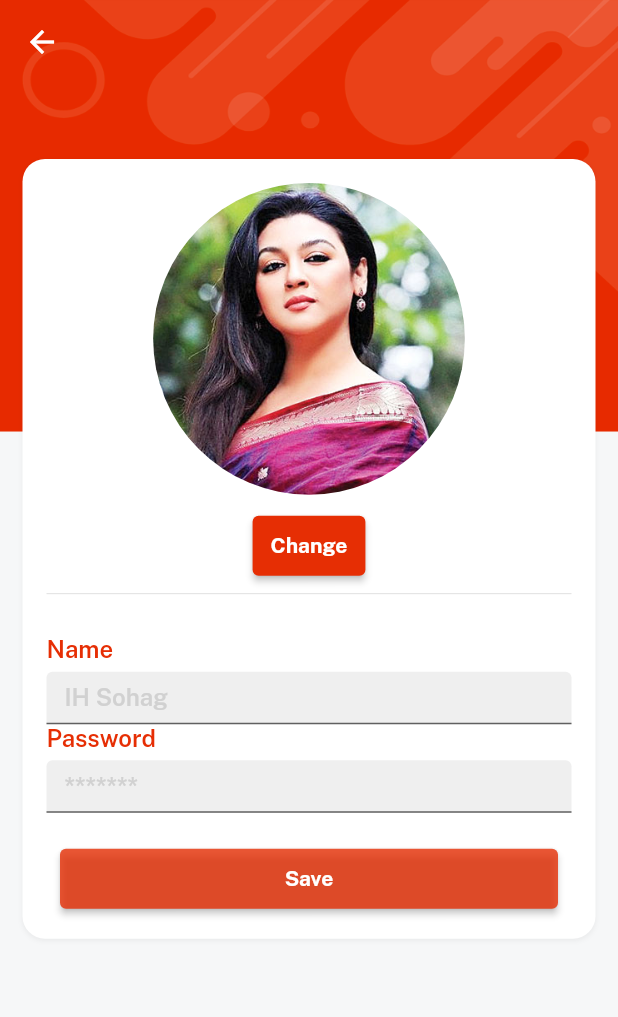
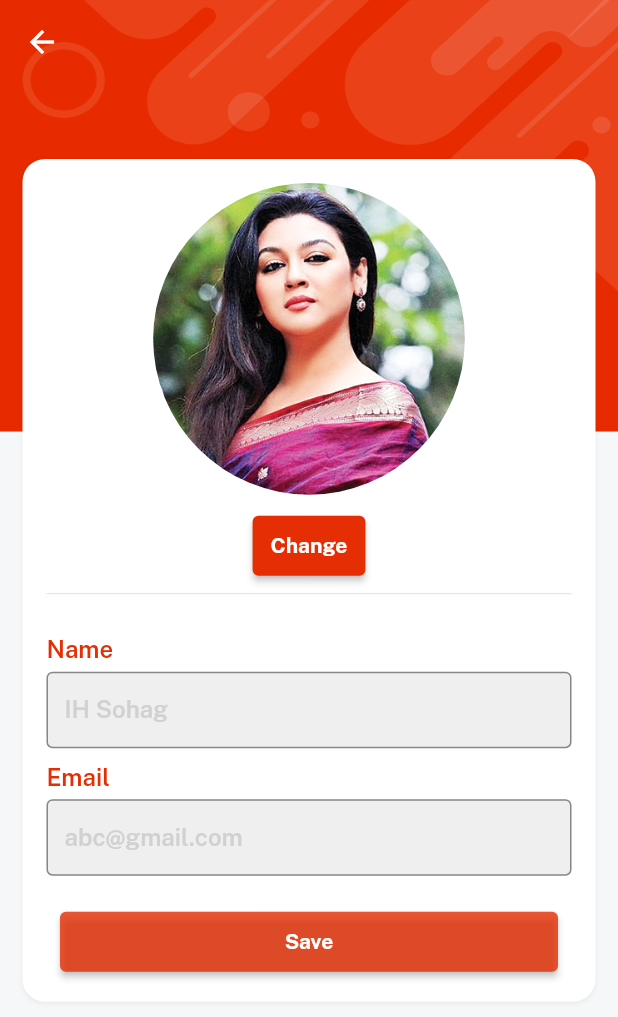
Before and after one commit to Sohag-84/E-MART-App, a Flutter app: the ProfileScreen screen opened directly, after a tap on the "edit" icon, on a phone screen of 412 x 824 dp. Shown: the top 1017 px of the screen. Run offline on Flutter 3.47's test engine with Material 2 defaults, Android fonts, the phone set to English and light mode, and no system bars; our stand-ins replace cloud_firestore, firebase_auth, firebase_core, firebase_storage, fluttertoast, get and 2 more; accounts and stored records are empty; network calls fail.

Commit message:
user upload profile image, edit name and email

```diff
--- a/lib/controller/auth_controller.dart
+++ b/lib/controller/auth_controller.dart
@@ -22,7 +22,6 @@ class AuthContorller extends GetxController {
         password: password,
       );
       if (currentUser!.uid != null) {
-        storeUserData(name: name, email: email, password: password);
         Fluttertoast.showToast(msg: "Logged in successfully");
         Get.offAll(() => Home());
       }
@@ -47,7 +46,7 @@ class AuthContorller extends GetxController {
         password: password,
       );
       if (currentUser!.uid != null) {
-        storeUserData(name: name, email: email, password: password);
+        storeUserData(name: name, email: email);
         Fluttertoast.showToast(msg: "Account has been created");
         Get.offAll(() => Home());
       }
@@ -63,7 +62,6 @@ class AuthContorller extends GetxController {
   storeUserData({
     required name,
     required email,
-    required password,
   }) async {
     DocumentReference store =
         firestore.collection(userCollection).doc(currentUser!.uid);
@@ -72,6 +70,9 @@ class AuthContorller extends GetxController {
       'email': email,
       'uid': currentUser!.uid,
       'imgUrl': "",
+      'cart_count': "00",
+      'wishlist_count': "00",
+      'order_count': "00",
     });
   }
 
--- a/lib/controller/profile_controller.dart
+++ b/lib/controller/profile_controller.dart
@@ -1,10 +1,19 @@
+import 'dart:io';
+
+import 'package:cloud_firestore/cloud_firestore.dart';
 import 'package:e_mart_app/consts/consts.dart';
+import 'package:firebase_storage/firebase_storage.dart';
 import 'package:flutter/services.dart';
 import 'package:fluttertoast/fluttertoast.dart';
 import 'package:image_picker/image_picker.dart';
+import 'package:path/path.dart';
 
 class ProfileController extends GetxController {
   var profileImagePath = "".obs;
+  var profileImageLink = "";
+
+  //for button loading
+  var isLoading = false.obs;
 
   changeImage() async {
     try {
@@ -21,4 +30,25 @@ class ProfileController extends GetxController {
       Fluttertoast.showToast(msg: e.message.toString());
     }
   }
+
+  //for upload image
+  uploadProfileImage() async {
+    var fileName = basename(profileImagePath.value);
+    var destination = "image/${currentUser!.uid}/$fileName";
+    Reference reference = firebaseStorage.ref().child(destination);
+    reference.putFile(File(profileImagePath.value));
+    profileImageLink = await reference.getDownloadURL();
+  }
+
+  updatedProfile({required name, required email, required imageUrl}) async {
+    var store = firestore.collection(userCollection).doc(currentUser!.uid);
+    await store.set({
+      'name': name,
+      'email': email,
+      'imgUrl': imageUrl,
+    }, SetOptions(merge: true));
+
+    //for button loading
+    // isLoading(false);
+  }
 }
--- /dev/null
+++ b/lib/services/firesoter_services.dart
@@ -0,0 +1,11 @@
+import 'package:e_mart_app/consts/consts.dart';
+
+class FirestoreServices {
+  //get user data
+  static getUser({required userUid}) {
+    return firestore
+        .collection(userCollection)
+        .where('uid', isEqualTo: userUid)
+        .snapshots();
+  }
+}
--- a/lib/views/screens/profile_screen/edit_profile_screen.dart
+++ b/lib/views/screens/profile_screen/edit_profile_screen.dart
@@ -1,28 +1,32 @@
-// ignore_for_file: prefer_const_constructors, unused_field
+// ignore_for_file: prefer_const_constructors, unused_field, must_be_immutable
 
 import 'dart:io';
 
 import 'package:e_mart_app/consts/consts.dart';
 import 'package:e_mart_app/controller/profile_controller.dart';
+import 'package:fluttertoast/fluttertoast.dart';
 
 class EditProfileScreen extends StatefulWidget {
-  const EditProfileScreen({Key? key}) : super(key: key);
+  final data;
+  EditProfileScreen({Key? key, required this.data}) : super(key: key);
 
   @override
   State<EditProfileScreen> createState() => _EditProfileScreenState();
 }
 
 class _EditProfileScreenState extends State<EditProfileScreen> {
-  final _nameController = TextEditingController();
-  final _passwordController = TextEditingController();
+  late TextEditingController _nameController;
+
+  late TextEditingController _emailController;
 
   final profileController = Get.put(ProfileController());
 
   @override
-  void dispose() {
-    super.dispose();
-    _nameController.dispose();
-    _passwordController.dispose();
+  void initState() {
+    super.initState();
+
+    _nameController = TextEditingController(text: widget.data['name']);
+    _emailController = TextEditingController(text: widget.data['email']);
   }
 
   @override
@@ -30,14 +34,22 @@ class _EditProfileScreenState extends State<EditProfileScreen> {
     return bgWidget(
       child: Scaffold(
         appBar: AppBar(),
-        body: Obx(
-           () {
-            return Column(
+        body: Obx(() {
+          return SingleChildScrollView(
+            child: Column(
               mainAxisSize: MainAxisSize.min,
               children: [
+                widget.data['imgUrl'] == '' &&
                         profileController.profileImagePath.isEmpty
                     ? Image.asset(
                         imgProfile2,
+                        width: 250,
+                        fit: BoxFit.cover,
+                      ).box.roundedFull.clip(Clip.antiAlias).make()
+                    : widget.data['imgUrl'] != '' &&
+                            profileController.profileImagePath.isEmpty
+                        ? Image.network(
+                            widget.data['imgUrl'].toString(),
                             width: 250,
                             fit: BoxFit.cover,
                           ).box.roundedFull.clip(Clip.antiAlias).make()
@@ -63,22 +75,35 @@ class _EditProfileScreenState extends State<EditProfileScreen> {
                   hintText: nameHint,
                   controller: _nameController,
                 ),
+                10.heightBox,
                 customTextField(
-                  title: password,
-                  hintText: passwordHint,
-                  controller: _passwordController,
+                  title: email,
+                  hintText: emailHint,
+                  controller: _emailController,
                 ),
                 20.heightBox,
-                SizedBox(
+                Obx(() {
+                  return SizedBox(
                     width: context.screenWidth - 80,
                     child: customButton(
-                    isLoading: false,
-                    onPressed: () {},
+                      isLoading: profileController.isLoading.value,
+                      onPressed: () async {
+                        profileController.isLoading(true);
+                        await profileController.uploadProfileImage();
+                        await profileController.updatedProfile(
+                          name: _nameController.text,
+                          email: _emailController.text,
+                          imageUrl: profileController.profileImageLink,
+                        );
+                        profileController.isLoading(false);
+                        Fluttertoast.showToast(msg: "Updated");
+                      },
                       bgColor: redColor.withOpacity(.80),
                       textColor: whiteColor,
                       title: "Save",
                     ),
-                )
+                  );
+                })
               ],
             )
                 .box
@@ -87,9 +112,9 @@ class _EditProfileScreenState extends State<EditProfileScreen> {
                 .shadowSm
                 .p16
                 .margin(EdgeInsets.only(top: 50, left: 15, right: 15))
-                .make();
-          }
-        ),
+                .make(),
+          );
+        }),
       ),
     );
   }
--- a/lib/views/screens/profile_screen/profile_screen.dart
+++ b/lib/views/screens/profile_screen/profile_screen.dart
@@ -1,8 +1,10 @@
 // ignore_for_file: prefer_const_constructors
 
+import 'package:cloud_firestore/cloud_firestore.dart';
 import 'package:e_mart_app/consts/consts.dart';
 import 'package:e_mart_app/consts/list.dart';
 import 'package:e_mart_app/controller/auth_controller.dart';
+import 'package:e_mart_app/services/firesoter_services.dart';
 import 'package:e_mart_app/views/screens/profile_screen/components/details_card.dart';
 import 'package:e_mart_app/views/screens/profile_screen/edit_profile_screen.dart';
 
@@ -14,7 +16,19 @@ class ProfileScreen extends StatelessWidget {
     return bgWidget(
       child: Scaffold(
         body: SafeArea(
-          child: Column(
+          child: StreamBuilder(
+            stream: FirestoreServices.getUser(userUid:currentUser!.uid),
+            builder:
+                (BuildContext context,AsyncSnapshot<QuerySnapshot> snapshot) {
+              if (!snapshot.hasData) {
+                return Center(
+                  child: CircularProgressIndicator(
+                    valueColor: AlwaysStoppedAnimation(redColor),
+                  ),
+                );
+              } else {
+                var data = snapshot.data!.docs[0];
+                return Column(
                   children: [
                     //edit profile button
                     Padding(
@@ -26,7 +40,7 @@ class ProfileScreen extends StatelessWidget {
                           color: whiteColor,
                         ),
                       ).onTap(() {
-                  Get.to(() => EditProfileScreen());
+                        Get.to(() => EditProfileScreen(data: data,));
                       }),
                     ),
 
@@ -35,19 +49,31 @@ class ProfileScreen extends StatelessWidget {
                       padding: const EdgeInsets.symmetric(horizontal: 8.0),
                       child: Row(
                         children: [
+                          data['imgUrl']==''?
                           Image.asset(
                             imgProfile2,
                             width: 100,
                             fit: BoxFit.cover,
+                          ).box.roundedFull.clip(Clip.antiAlias).make()
+                          : Image.network(
+                                  data['imgUrl'].toString(),
+                                  width: 100,
+                                  fit: BoxFit.cover,
                                 ).box.roundedFull.clip(Clip.antiAlias).make(),
+
                           7.widthBox,
                           Expanded(
                             child: Column(
                               crossAxisAlignment: CrossAxisAlignment.start,
                               children: [
-                          "Angela Yu".text.fontFamily(semibold).white.make(),
+                                data['name']
+                                    .toString()
+                                    .text
+                                    .fontFamily(semibold)
+                                    .white
+                                    .make(),
                                 2.heightBox,
-                          "user@gmail.com".text.white.make(),
+                                data['email'].toString().text.white.make(),
                               ],
                             ),
                           ),
@@ -58,7 +84,8 @@ class ProfileScreen extends StatelessWidget {
                             onPressed: () async {
                               await Get.put(AuthContorller().signoutMethod());
                             },
-                      child: logout.text.white.fontFamily(semibold).make(),
+                            child:
+                                logout.text.white.fontFamily(semibold).make(),
                           ),
                         ],
                       ),
@@ -68,17 +95,17 @@ class ProfileScreen extends StatelessWidget {
                       mainAxisAlignment: MainAxisAlignment.spaceEvenly,
                       children: [
                         detailsCard(
-                    count: "0.0",
+                          count: data['cart_count'].toString(),
                           title: "in your cart",
                           width: context.screenWidth / 3.4,
                         ),
                         detailsCard(
-                    count: "10",
+                          count: data['wishlist_count'].toString(),
                           title: "in your wishlist",
                           width: context.screenWidth / 3.4,
                         ),
                         detailsCard(
-                    count: "20",
+                          count: data['order_count'].toString(),
                           title: "your orders",
                           width: context.screenWidth / 3.4,
                         ),
@@ -118,6 +145,9 @@ class ProfileScreen extends StatelessWidget {
                         .color(redColor)
                         .make(),
                   ],
+                );
+              }
+            },
           ),
         ),
       ),
--- a/lib/widgets/custom_text_field.dart
+++ b/lib/widgets/custom_text_field.dart
@@ -23,6 +23,9 @@ Widget customTextField(
           focusedBorder: OutlineInputBorder(
             borderSide: BorderSide(color: redColor),
           ),
+          enabledBorder: OutlineInputBorder(
+            borderSide: BorderSide(color: darkFontGrey.withOpacity(.60)),
+          ),
         ),
       ),
     ],
```
Lines whose indentation alone changed are shown as unchanged.
